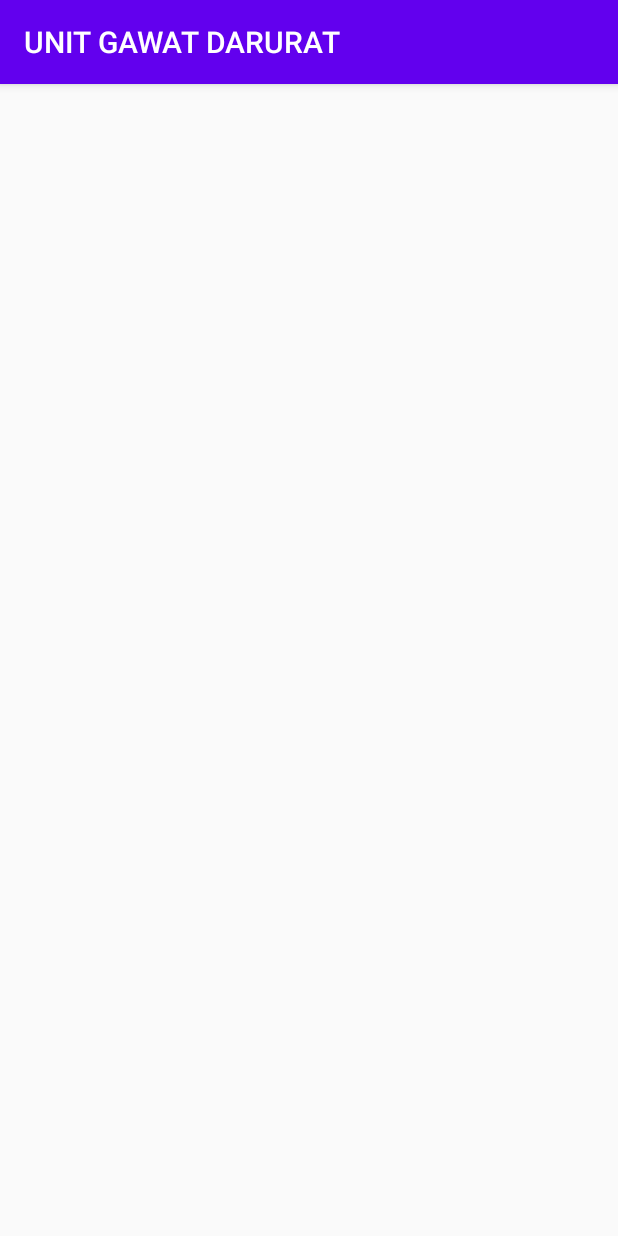
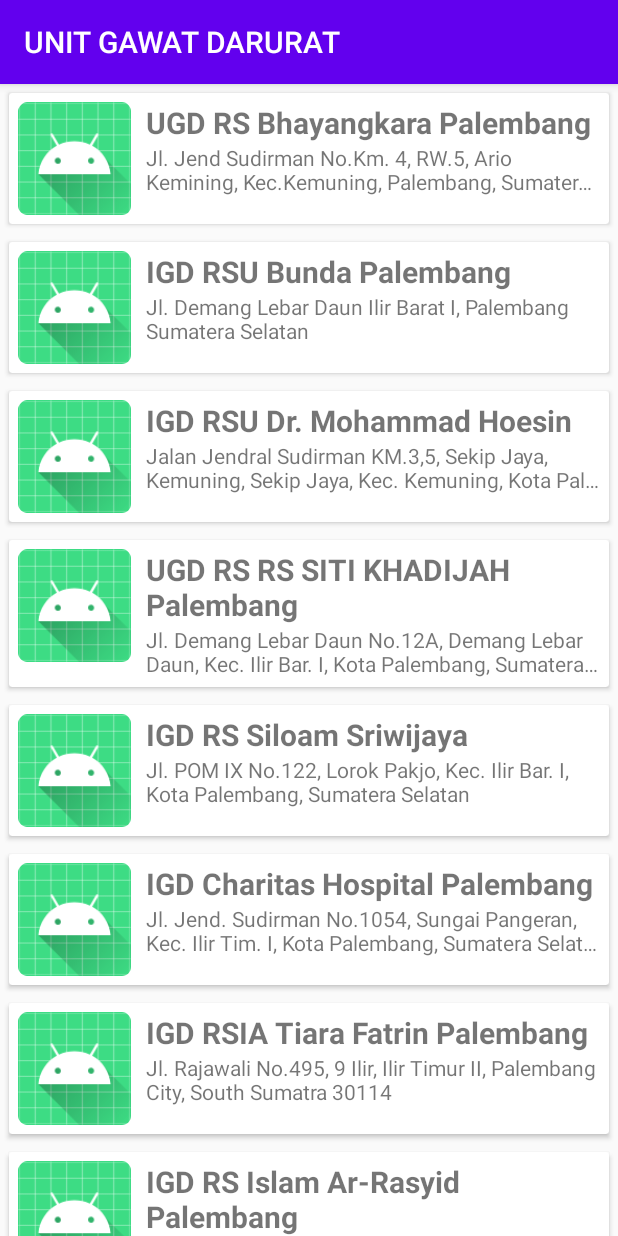
Before and after one commit to zarazzar/EmergencyApp, an Android app: the MainActivityUGD screen opened directly, with no data from a screen before it, on a phone screen of 412 x 824 dp. Run offline under Robolectric (Android 15) with nearby library versions, the phone set to English and light mode, and no system bars.

Commit message:
nampilin data card

```diff
--- a/app/src/main/java/com/if3b/emergencyapp/AdaptercardUGD.java
+++ b/app/src/main/java/com/if3b/emergencyapp/AdaptercardUGD.java
@@ -17,22 +17,21 @@ public class AdaptercardUGD  extends  RecyclerView.Adapter<AdaptercardUGD.classv
     private ArrayList<ModelUGD> dataUGD;
     private Context ctx;
 
-    public AdaptercardUGD(ArrayList<ModelUGD> dataUGD, Context ctx) {
+    public AdaptercardUGD(ArrayList<ModelUGD> dataUGD) {
         this.dataUGD = dataUGD;
+        this.ctx = ctx;
     }
-
-
 
     @NonNull
     @Override
     public classviewholder onCreateViewHolder(@NonNull ViewGroup parent, int viewType) {
-        View view = LayoutInflater.from(parent.getContext()).inflate(R.layout.item_card_ugd,parent,false);
-        return new classviewholder(view);
+        View viewUGD = LayoutInflater.from(parent.getContext()).inflate(R.layout.item_card_ugd,parent,false);
+        return new classviewholder(viewUGD);
     }
 
     @Override
     public void onBindViewHolder(@NonNull classviewholder holder, int position) {
-        ModelUGD ugd =dataUGD.get(position);
+        ModelUGD ugd = dataUGD.get(position);
         holder.tvnamaUGD.setText(ugd.getNama());
         holder.tvalamatUGD.setText(ugd.getAlamat());
 
@@ -50,11 +49,11 @@ public class AdaptercardUGD  extends  RecyclerView.Adapter<AdaptercardUGD.classv
 
         public classviewholder(@NonNull View itemView) {
             super(itemView);
-            ivfotoUGD= itemView.findViewById(R.id.iv_foto_UGD);
-            tvalamatUGD= itemView.findViewById(R.id.tv_alamat_UGD);
-            tvnamaUGD= itemView.findViewById(R.id.tv_nama_UGD);
-            btnhubungiUGD= itemView.findViewById(R.id.btn_hubungi_UGD);
-            btnlokasiUGD=itemView.findViewById(R.id.btn_lokasi_UGD);
+            ivfotoUGD= itemView.findViewById(R.id.iv_foto_ugd);
+            tvnamaUGD= itemView.findViewById(R.id.tv_nama_ugd);
+            tvalamatUGD= itemView.findViewById(R.id.tv_alamat_ugd);
+            //btnhubungiUGD= itemView.findViewById(R.id.btn_hubungi_ugd);
+            //btnlokasiUGD=itemView.findViewById(R.id.btn_lokasi_ugd);
         }
     }
 
--- a/app/src/main/java/com/if3b/emergencyapp/MainActivityUGD.java
+++ b/app/src/main/java/com/if3b/emergencyapp/MainActivityUGD.java
@@ -10,6 +10,8 @@ import java.util.ArrayList;
 
 public class MainActivityUGD extends AppCompatActivity {
 
+    private RecyclerView rvUGD;
+    private ArrayList<ModelUGD> data =new ArrayList<>();
 
     @Override
     protected void onCreate(Bundle savedInstanceState) {
@@ -17,9 +19,21 @@ public class MainActivityUGD extends AppCompatActivity {
         getSupportActionBar().setTitle("UNIT GAWAT DARURAT");
         setContentView(R.layout.activity_main_ugd);
 
+        rvUGD = findViewById(R.id.rv_ugd);
+        rvUGD.setHasFixedSize(true);
+
+        data.addAll(dataUGD.ambilDataUGD());
+
+        tampilDataUGD();
+
+
+    }
+    private void tampilDataUGD(){
+        rvUGD.setLayoutManager(new LinearLayoutManager(this));
+        AdaptercardUGD varAdapterUGD = new AdaptercardUGD(data);
+        rvUGD.setAdapter(varAdapterUGD);
 
 
     }
 
-
 }
--- a/app/src/main/java/com/if3b/emergencyapp/ModelDamkar.java
+++ b/app/src/main/java/com/if3b/emergencyapp/ModelDamkar.java
@@ -2,7 +2,6 @@ package com.if3b.emergencyapp;
 
 public class ModelDamkar {
     private String nama  ,alamat, noTelp, urlLokasi, foto;
-
 
     public String getNama() {
         return nama;
--- a/app/src/main/java/com/if3b/emergencyapp/dataUGD.java
+++ b/app/src/main/java/com/if3b/emergencyapp/dataUGD.java
@@ -5,7 +5,7 @@ import java.util.ArrayList;
 public class dataUGD {
     public static String[][] data = new String[][]{
             //nama  ,alamat, no telp, urlLokasi, , foto.
-            {"UGD RS Bhayangkara Palembang", "Jl. Jend Sudirman No.Km. 4, RW.5, Ario Kemining, Kec.Kemuning, Palembang, Sumatera Selatan", "0711410023","https://drive.google.com/file/d/1VR9EXVsOhmRwZ_utGnCboL6zgzf0t-q6/view?usp=drivesdk"},
+            {"UGD RS Bhayangkara Palembang", "Jl. Jend Sudirman No.Km. 4, RW.5, Ario Kemining, Kec.Kemuning, Palembang, Sumatera Selatan", "0711410023","https://goo.gl/maps/VyQJVFt7L4LgzRtS6","https://drive.google.com/file/d/1VR9EXVsOhmRwZ_utGnCboL6zgzf0t-q6/view?usp=drivesdk"},
 
             {"IGD RSU Bunda Palembang", "Jl. Demang Lebar Daun Ilir Barat I, Palembang Sumatera Selatan", "119", "https://maps.app.goo.gl/rRFTBMbr8MRoEYdB8","https://drive.google.com/file/d/1VSF8VAjGyzyJTdi9nTHmThEQ6OVoIr8N/view?usp=drivesdk"},
 
--- a/app/src/main/res/layout/activity_main_ugd.xml
+++ b/app/src/main/res/layout/activity_main_ugd.xml
@@ -10,7 +10,6 @@
         android:id="@+id/rv_ugd"
         android:layout_width="match_parent"
         android:layout_height="match_parent"
-        android:contentDescription="@string/appbar_scrolling_view_behavior"
         tools:listitem="@layout/item_card_ugd" />
 
 </RelativeLayout>
--- a/app/src/main/res/layout/item_card_ugd.xml
+++ b/app/src/main/res/layout/item_card_ugd.xml
@@ -2,36 +2,34 @@
 <androidx.cardview.widget.CardView xmlns:android="http://schemas.android.com/apk/res/android"
     android:layout_width="match_parent"
     android:layout_height="wrap_content"
-    android:elevation="6dp"
-    android:layout_margin="6dp">
+    android:layout_margin="6dp"
+    android:elevation="6dp">
     <RelativeLayout
         android:layout_width="match_parent"
         android:layout_height="wrap_content"
-        android:padding="6dp"
-        >
+        android:padding="6dp">
 
         <ImageView
-            android:id="@+id/iv_foto_UGD"
+            android:id="@+id/iv_foto_ugd"
             android:layout_width="75dp"
             android:layout_height="75dp"
-            android:src="@mipmap/ic_launcher"
-            />
+            android:src="@mipmap/ic_launcher" />
         <TextView
-            android:id="@+id/tv_nama_UGD"
+            android:id="@+id/tv_nama_ugd"
             android:layout_width="wrap_content"
             android:layout_height="wrap_content"
             android:text="UGD"
             android:textSize="20sp"
             android:textStyle="bold"
-            android:layout_toRightOf="@id/iv_foto_UGD"
+            android:layout_toRightOf="@id/iv_foto_ugd"
             android:layout_marginLeft="10dp"/>
         <TextView
-            android:id="@+id/tv_alamat_UGD"
+            android:id="@+id/tv_alamat_ugd"
             android:layout_width="wrap_content"
             android:layout_height="wrap_content"
             android:text="Alamat UGD"
-            android:layout_toRightOf="@id/iv_foto_UGD"
-            android:layout_below="@id/tv_nama_UGD"
+            android:layout_toRightOf="@id/iv_foto_ugd"
+            android:layout_below="@id/tv_nama_ugd"
             android:ellipsize="end"
             android:maxLines="2"
             android:layout_marginLeft="10dp"/>
```
Also changed, not shown: app/src/main/java/com/if3b/emergencyapp/AdapterCardDAMKAR.java (+4 -6 lines), app/src/main/java/com/if3b/emergencyapp/MainActivityDamkar.java (+14 -1 lines), app/src/main/res/layout/activity_detail_ugd.xml (+5 -5 lines).
